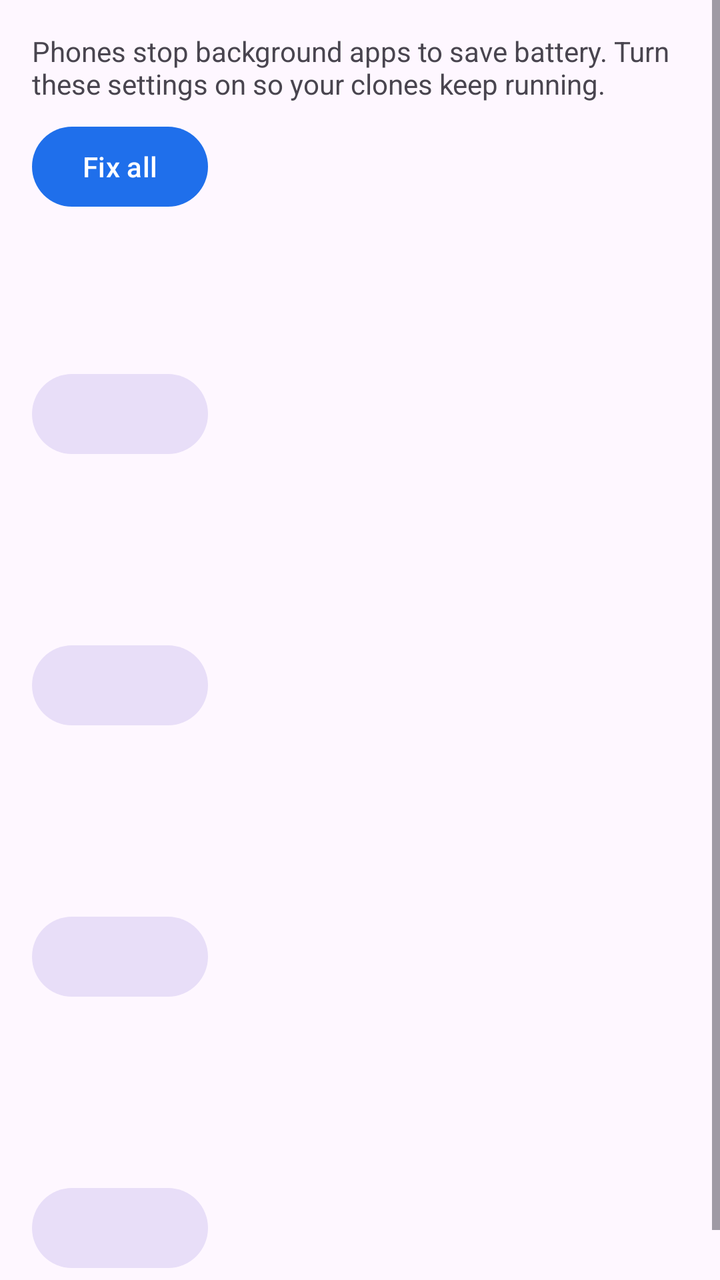
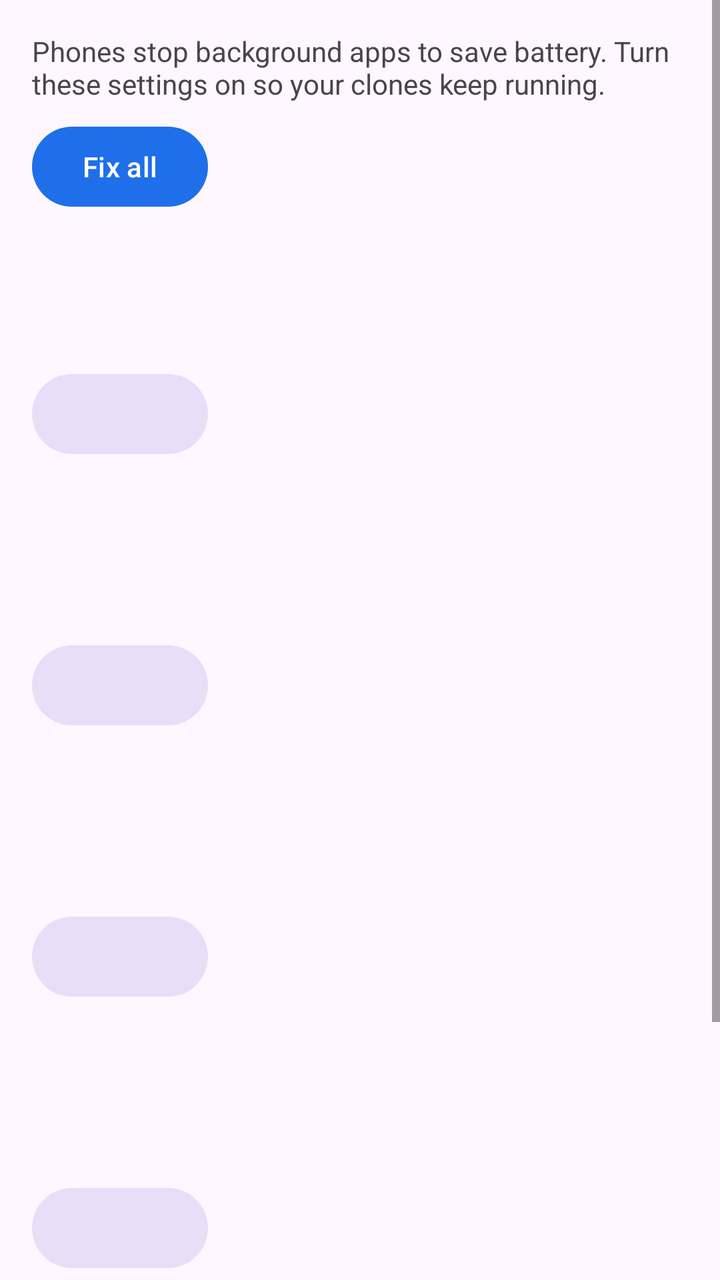

Compare the two renders of this Android layout. The source of the first and the diff that turns it into the second are given below.
<!-- AndroidManifest.xml: application theme Theme.CloneLab -->
<!-- res/layout/activity_keepalive_guide.xml -->
<?xml version="1.0" encoding="utf-8"?>
<ScrollView xmlns:android="http://schemas.android.com/apk/res/android"
    android:layout_width="match_parent"
    android:layout_height="match_parent">

    <LinearLayout
        android:layout_width="match_parent"
        android:layout_height="wrap_content"
        android:orientation="vertical"
        android:padding="16dp">

        <TextView
            android:layout_width="match_parent"
            android:layout_height="wrap_content"
            android:text="@string/guide_intro" />

        <Button
            android:id="@+id/fixAll"
            android:layout_width="wrap_content"
            android:layout_height="wrap_content"
            android:layout_marginTop="8dp"
            android:text="@string/guide_fix_all" />

        <include
            android:id="@+id/stepNotifications"
            layout="@layout/item_keepalive_step" />

        <include
            android:id="@+id/stepBattery"
            layout="@layout/item_keepalive_step" />

        <include
            android:id="@+id/stepOverlay"
            layout="@layout/item_keepalive_step" />

        <include
            android:id="@+id/stepAutoStart"
            layout="@layout/item_keepalive_step" />
    </LinearLayout>
</ScrollView>
<!-- res/layout/item_keepalive_step.xml (included above) -->
<?xml version="1.0" encoding="utf-8"?>
<LinearLayout xmlns:android="http://schemas.android.com/apk/res/android"
    android:layout_width="match_parent"
    android:layout_height="wrap_content"
    android:orientation="vertical"
    android:paddingTop="12dp"
    android:paddingBottom="12dp">

    <TextView
        android:id="@+id/title"
        android:layout_width="match_parent"
        android:layout_height="wrap_content"
        android:textAppearance="?attr/textAppearanceTitleMedium" />

    <TextView
        android:id="@+id/description"
        android:layout_width="match_parent"
        android:layout_height="wrap_content" />

    <TextView
        android:id="@+id/status"
        android:layout_width="match_parent"
        android:layout_height="wrap_content"
        android:layout_marginTop="4dp"
        android:textStyle="bold" />

    <Button
        android:id="@+id/action"
        style="@style/Widget.Material3.Button.TonalButton"
        android:layout_width="wrap_content"
        android:layout_height="wrap_content" />
</LinearLayout>
<!-- resources referenced by this layout -->
<resources>
  <string name="guide_fix_all">Fix all</string>
  <string name="guide_intro">Phones stop background apps to save battery. Turn these settings on so your clones keep running.</string>
  <style name="Theme.CloneLab" parent="Theme.Material3.DayNight">
          <item name="colorPrimary">@color/brand</item>
          <item name="colorOnPrimary">@color/white</item>
      </style>
  <color name="brand">#1F6FEB</color>
  <color name="white">#FFFFFF</color>
</resources>

<!-- the commit's change to res/layout/activity_keepalive_guide.xml (unified diff, before → after) -->
@@ -20,6 +20,10 @@
             android:layout_height="wrap_content"
             android:layout_marginTop="8dp"
             android:text="@string/guide_fix_all" />
+
+        <include
+            android:id="@+id/stepAppPermissions"
+            layout="@layout/item_keepalive_step" />
 
         <include
             android:id="@+id/stepNotifications"
